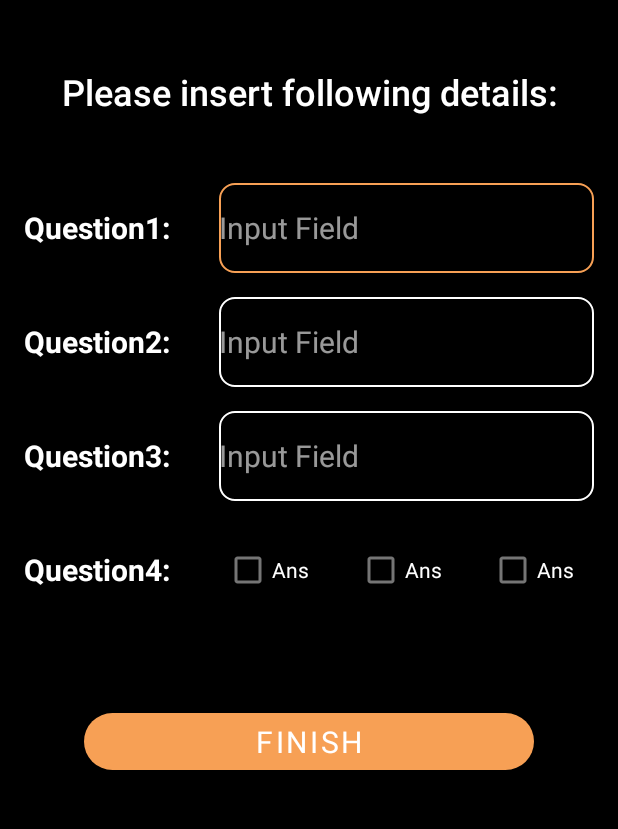
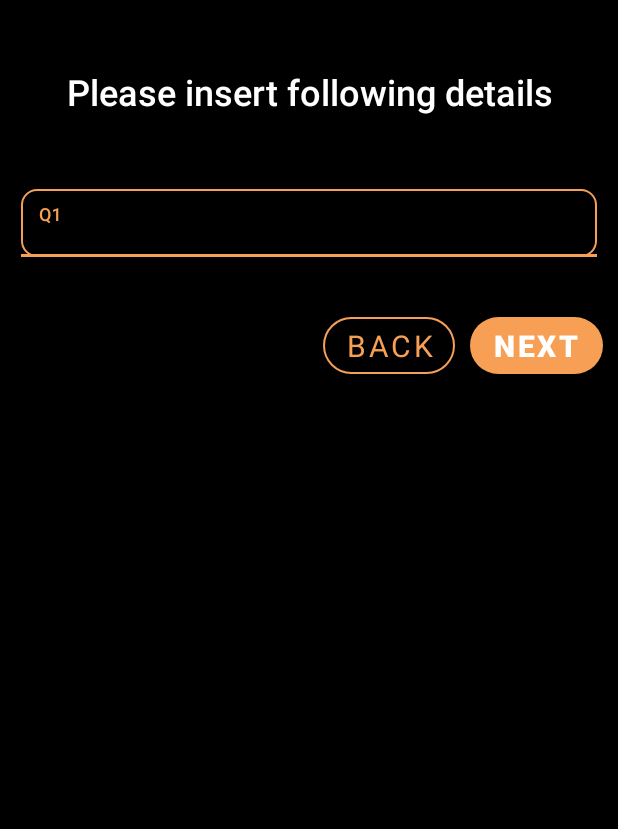
Before and after one commit to Shimoco7/Poll-It, an Android app: the fragment FragmentUserDetails shown on its own in the app's theme, on a phone screen of 412 x 824 dp, the part 369-1198 px from its top. Run offline under Robolectric (Android 15) with nearby library versions, the phone set to English and light mode, and no system bars.

Commit message:
text input size fix

```diff
--- a/app/src/main/res/layout/fragment_register.xml
+++ b/app/src/main/res/layout/fragment_register.xml
@@ -79,7 +79,7 @@
             <com.google.android.material.textfield.TextInputEditText
                 android:id="@+id/register_input_email"
                 android:layout_width="match_parent"
-                android:layout_height="45dp"
+                android:layout_height="60dp"
                 android:background="@drawable/custom_input"
                 android:drawableStart="@drawable/ic_account"
                 android:drawablePadding="14dp"
@@ -88,8 +88,8 @@
                 android:maxLines="1"
                 android:paddingStart="12dp"
                 android:paddingEnd="12dp"
+                android:textColor="@color/white"
                 android:textSize="18dp"
-                android:textColor="@color/white"
                 android:textStyle="bold" />
         </com.google.android.material.textfield.TextInputLayout>
 
@@ -104,12 +104,12 @@
             <com.google.android.material.textfield.TextInputEditText
                 android:id="@+id/register_input_password"
                 android:layout_width="match_parent"
-                android:layout_height="45dp"
+                android:layout_height="60dp"
                 android:background="@drawable/custom_input"
                 android:drawableStart="@drawable/ic_password"
                 android:drawablePadding="14dp"
                 android:fontFamily="sans-serif-light"
-                android:inputType="text"
+                android:inputType="textPassword"
                 android:maxLines="1"
                 android:paddingStart="12dp"
                 android:paddingEnd="12dp"
@@ -130,17 +130,17 @@
             <com.google.android.material.textfield.TextInputEditText
                 android:id="@+id/register_input_confirmpassword"
                 android:layout_width="match_parent"
-                android:layout_height="45dp"
+                android:layout_height="60dp"
                 android:background="@drawable/custom_input"
                 android:drawableStart="@drawable/ic_password"
                 android:drawablePadding="14dp"
                 android:fontFamily="sans-serif-light"
-                android:inputType="text"
+                android:inputType="textPassword"
                 android:maxLines="1"
                 android:paddingStart="12dp"
                 android:paddingEnd="12dp"
+                android:textColor="@color/white"
                 android:textSize="18dp"
-                android:textColor="@color/white"
                 android:textStyle="bold" />
         </com.google.android.material.textfield.TextInputLayout>
 
--- a/app/src/main/res/layout/fragment_signin.xml
+++ b/app/src/main/res/layout/fragment_signin.xml
@@ -61,7 +61,7 @@
                 <com.google.android.material.textfield.TextInputEditText
                     android:id="@+id/login_input_email"
                     android:layout_width="match_parent"
-                    android:layout_height="50dp"
+                    android:layout_height="60dp"
                     android:background="@drawable/custom_input"
                     android:drawableStart="@drawable/ic_account"
                     android:drawablePadding="14dp"
@@ -70,8 +70,8 @@
                     android:maxLines="1"
                     android:paddingStart="12dp"
                     android:paddingEnd="12dp"
+                    android:textColor="@color/white"
                     android:textSize="20dp"
-                    android:textColor="@color/white"
                     android:textStyle="bold" />
             </com.google.android.material.textfield.TextInputLayout>
 
@@ -86,17 +86,17 @@
                 <com.google.android.material.textfield.TextInputEditText
                     android:id="@+id/login_input_password"
                     android:layout_width="match_parent"
-                    android:layout_height="50dp"
+                    android:layout_height="60dp"
                     android:background="@drawable/custom_input"
                     android:drawableStart="@drawable/ic_password"
                     android:drawablePadding="14dp"
                     android:fontFamily="sans-serif-light"
-                    android:inputType="text"
+                    android:inputType="textPassword"
                     android:maxLines="1"
                     android:paddingStart="12dp"
                     android:paddingEnd="12dp"
+                    android:textColor="@color/white"
                     android:textSize="20dp"
-                    android:textColor="@color/white"
                     android:textStyle="bold" />
             </com.google.android.material.textfield.TextInputLayout>
 
--- a/app/src/main/res/layout/fragment_user_details.xml
+++ b/app/src/main/res/layout/fragment_user_details.xml
@@ -24,7 +24,7 @@
         android:layout_marginTop="16dp"
         android:fontFamily="sans-serif-light"
         android:gravity="center"
-        android:text="Please insert following details:"
+        android:text="Please insert following details"
         android:textColor="@color/white"
         android:textSize="24sp"
         android:textStyle="bold"
@@ -32,155 +32,139 @@
         app:layout_constraintStart_toStartOf="parent"
         app:layout_constraintTop_toBottomOf="@+id/userDetails_logo" />
 
-    <TextView
-        android:id="@+id/userDetails_question1"
-        android:layout_width="120dp"
-        android:layout_height="60dp"
-        android:layout_marginStart="16dp"
+
+    <!--    <EditText-->
+    <!--        android:id="@+id/userDetails_input1"-->
+    <!--        android:layout_width="250dp"-->
+    <!--        android:layout_height="60dp"-->
+    <!--        android:layout_marginTop="16dp"-->
+    <!--        android:layout_marginEnd="16dp"-->
+    <!--        android:background="@drawable/custom_input"-->
+    <!--        android:ems="10"-->
+    <!--        android:hint="Input Field"-->
+    <!--        android:inputType="textPersonName"-->
+    <!--        android:textColor="@color/white"-->
+    <!--        android:textColorHint="#99FFFFFF"-->
+    <!--        android:textSize="20sp"-->
+    <!--        app:layout_constraintEnd_toEndOf="parent"-->
+    <!--        app:layout_constraintTop_toBottomOf="@+id/textView" />-->
+
+
+    <androidx.appcompat.widget.LinearLayoutCompat
+        android:id="@+id/linearLayoutCompat3"
+        android:layout_width="match_parent"
+        android:layout_height="wrap_content"
+        android:layout_marginStart="10dp"
         android:layout_marginTop="16dp"
-        android:gravity="center_vertical"
-        android:text="Question1:"
-        android:textColor="@color/white"
-        android:textSize="20sp"
-        android:textStyle="bold"
+        android:layout_marginEnd="10dp"
+        android:orientation="vertical"
+        app:layout_constraintEnd_toEndOf="parent"
+        app:layout_constraintHorizontal_bias="0.0"
         app:layout_constraintStart_toStartOf="parent"
-        app:layout_constraintTop_toBottomOf="@+id/textView" />
+        app:layout_constraintTop_toBottomOf="@+id/textView">
 
-    <TextView
-        android:id="@+id/userDetails_question2"
-        android:layout_width="120dp"
-        android:layout_height="60dp"
-        android:layout_marginStart="16dp"
-        android:layout_marginTop="16dp"
-        android:gravity="center_vertical"
-        android:text="Question2:"
-        android:textColor="@color/white"
-        android:textSize="20sp"
-        android:textStyle="bold"
-        app:layout_constraintStart_toStartOf="parent"
-        app:layout_constraintTop_toBottomOf="@+id/userDetails_question1" />
+        <com.google.android.material.textfield.TextInputLayout
+            android:layout_width="match_parent"
+            android:layout_height="wrap_content"
+            android:layout_margin="4dp"
+            android:fontFamily="sans-serif-light"
+            android:hint="Q1"
+            android:textColorHint="@color/white">
 
-    <TextView
-        android:id="@+id/userDetails_question3"
-        android:layout_width="120dp"
-        android:layout_height="60dp"
-        android:layout_marginStart="16dp"
-        android:layout_marginTop="16dp"
-        android:gravity="center_vertical"
-        android:text="Question3:"
-        android:textColor="@color/white"
-        android:textSize="20sp"
-        android:textStyle="bold"
-        app:layout_constraintStart_toStartOf="parent"
-        app:layout_constraintTop_toBottomOf="@+id/userDetails_question2" />
+            <com.google.android.material.textfield.TextInputEditText
+                android:id="@+id/userDetails_input1"
+                android:layout_width="match_parent"
+                android:layout_height="45dp"
+                android:background="@drawable/custom_input"
+                android:drawablePadding="14dp"
+                android:fontFamily="sans-serif-light"
+                android:inputType="text"
+                android:maxLines="1"
+                android:paddingStart="12dp"
+                android:paddingEnd="12dp"
+                android:textColor="@color/white"
+                android:textSize="18dp"
+                android:textStyle="bold" />
+        </com.google.android.material.textfield.TextInputLayout>
 
-    <TextView
-        android:id="@+id/userDetails_question4"
-        android:layout_width="120dp"
-        android:layout_height="60dp"
-        android:layout_marginStart="16dp"
-        android:layout_marginTop="16dp"
-        android:gravity="center_vertical"
-        android:text="Question4:"
-        android:textColor="@color/white"
-        android:textSize="20sp"
-        android:textStyle="bold"
-        app:layout_constraintStart_toStartOf="parent"
-        app:layout_constraintTop_toBottomOf="@+id/userDetails_question3" />
 
-    <EditText
-        android:id="@+id/userDetails_input1"
-        android:layout_width="250dp"
-        android:layout_height="60dp"
-        android:layout_marginTop="16dp"
-        android:layout_marginEnd="16dp"
-        android:background="@drawable/custom_input"
-        android:ems="10"
-        android:hint="Input Field"
-        android:inputType="textPersonName"
-        android:textColor="@color/white"
-        android:textColorHint="#99FFFFFF"
-        android:textSize="20sp"
-        app:layout_constraintEnd_toEndOf="parent"
-        app:layout_constraintTop_toBottomOf="@+id/textView" />
+    </androidx.appcompat.widget.LinearLayoutCompat>
 
-    <EditText
-        android:id="@+id/userDetails_input2"
-        android:layout_width="250dp"
-        android:layout_height="60dp"
-        android:layout_marginTop="16dp"
-        android:layout_marginEnd="16dp"
-        android:background="@drawable/custom_input"
-        android:ems="10"
-        android:hint="Input Field"
-        android:inputType="textPersonName"
-        android:textColor="@color/white"
-        android:textColorHint="#99FFFFFF"
-        android:textSize="20sp"
-        app:layout_constraintEnd_toEndOf="parent"
-        app:layout_constraintTop_toBottomOf="@+id/userDetails_input1" />
+    <!--    <TextView-->
+    <!--        android:id="@+id/userDetails_question4"-->
+    <!--        android:layout_width="120dp"-->
+    <!--        android:layout_height="60dp"-->
+    <!--        android:gravity="center_vertical"-->
+    <!--        android:text="Question4:"-->
+    <!--        android:textColor="@color/white"-->
+    <!--        android:textSize="20sp"-->
+    <!--        android:textStyle="bold"-->
+    <!--        tools:layout_editor_absoluteX="43dp"-->
+    <!--        tools:layout_editor_absoluteY="452dp"></TextView>-->
 
-    <EditText
-        android:id="@+id/userDetails_input3"
-        android:layout_width="250dp"
-        android:layout_height="60dp"
-        android:layout_marginTop="16dp"
-        android:layout_marginEnd="16dp"
-        android:background="@drawable/custom_input"
-        android:ems="10"
-        android:hint="Input Field"
-        android:inputType="textPersonName"
-        android:textColor="@color/white"
-        android:textColorHint="#99FFFFFF"
-        android:textSize="20sp"
-        app:layout_constraintEnd_toEndOf="parent"
-        app:layout_constraintTop_toBottomOf="@+id/userDetails_input2" />
+    <!--    <CheckBox-->
+    <!--        android:id="@+id/userDetails_cb1"-->
+    <!--        android:layout_width="70dp"-->
+    <!--        android:layout_height="60dp"-->
+    <!--        android:layout_marginStart="16dp"-->
+    <!--        android:text="Ans"-->
+    <!--        android:textColor="@color/white"-->
+    <!--        app:layout_constraintStart_toEndOf="@+id/userDetails_question4"-->
+    <!--        tools:layout_editor_absoluteY="452dp" />-->
 
-    <CheckBox
-        android:id="@+id/userDetails_cb1"
-        android:layout_width="70dp"
-        android:layout_height="60dp"
-        android:layout_marginStart="13dp"
-        android:layout_marginTop="16dp"
-        android:text="Ans"
-        android:textColor="@color/white"
-        app:layout_constraintStart_toEndOf="@+id/userDetails_question4"
-        app:layout_constraintTop_toBottomOf="@+id/userDetails_input3" />
+    <!--    <CheckBox-->
+    <!--        android:id="@+id/userDetails_cb2"-->
+    <!--        android:layout_width="70dp"-->
+    <!--        android:layout_height="60dp"-->
+    <!--        android:text="Ans"-->
+    <!--        android:textColor="@color/white"-->
+    <!--        app:layout_constraintEnd_toStartOf="@+id/userDetails_cb3"-->
+    <!--        app:layout_constraintHorizontal_bias="1.0"-->
+    <!--        app:layout_constraintStart_toEndOf="@+id/userDetails_cb1"-->
+    <!--        tools:layout_editor_absoluteY="452dp" />-->
 
-    <CheckBox
-        android:id="@+id/userDetails_cb2"
-        android:layout_width="70dp"
-        android:layout_height="60dp"
-        android:layout_marginTop="16dp"
-        android:text="Ans"
-        android:textColor="@color/white"
-        app:layout_constraintEnd_toStartOf="@+id/userDetails_cb3"
-        app:layout_constraintStart_toEndOf="@+id/userDetails_cb1"
-        app:layout_constraintTop_toBottomOf="@+id/userDetails_input3" />
 
-    <CheckBox
-        android:id="@+id/userDetails_cb3"
-        android:layout_width="70dp"
-        android:layout_height="60dp"
-        android:layout_marginTop="16dp"
-        android:layout_marginEnd="16dp"
-        android:text="Ans"
-        android:textColor="@color/white"
-        app:layout_constraintEnd_toEndOf="parent"
-        app:layout_constraintTop_toBottomOf="@+id/userDetails_input3" />
+    <!--    <CheckBox-->
+    <!--        android:id="@+id/userDetails_cb3"-->
+    <!--        android:layout_width="70dp"-->
+    <!--        android:layout_height="60dp"-->
+    <!--        android:layout_marginEnd="8dp"-->
+    <!--        android:text="Ans"-->
+    <!--        android:textColor="@color/white"-->
+    <!--        app:layout_constraintEnd_toEndOf="parent"-->
+    <!--        app:layout_constraintStart_toEndOf="@+id/userDetails_cb2"-->
+    <!--        tools:layout_editor_absoluteY="452dp" />-->
 
-    <Button
-        android:id="@+id/userDetails_finish_btn"
-        android:layout_width="300dp"
+
+    <com.google.android.material.button.MaterialButton
+        android:id="@+id/userDetails_next_btn"
+        android:layout_width="wrap_content"
         android:layout_height="50dp"
-        android:layout_marginTop="32dp"
-        android:layout_marginBottom="32dp"
-        android:fontFamily="sans-serif"
-        android:text="FINISH"
+        android:layout_marginTop="30dp"
+        android:layout_marginEnd="10dp"
+        android:fontFamily="sans-serif-black"
+        android:text="NEXT"
         android:textSize="20sp"
         app:cornerRadius="35dp"
-        app:layout_constraintBottom_toBottomOf="parent"
         app:layout_constraintEnd_toEndOf="parent"
-        app:layout_constraintStart_toStartOf="parent"
-        app:layout_constraintTop_toBottomOf="@+id/userDetails_question4" />
+        app:layout_constraintTop_toBottomOf="@+id/linearLayoutCompat3" />
+
+    <com.google.android.material.button.MaterialButton
+        android:id="@+id/userDetails_back_btn"
+        style="@style/Widget.MaterialComponents.Button.TextButton"
+        android:layout_width="wrap_content"
+        android:layout_height="50dp"
+        android:layout_marginTop="30dp"
+        android:layout_marginEnd="10dp"
+        android:backgroundTint="@color/black"
+        android:fontFamily="sans-serif"
+        android:text="BACK"
+        android:textSize="20sp"
+        app:cornerRadius="35dp"
+        app:layout_constraintEnd_toStartOf="@+id/userDetails_next_btn"
+        app:layout_constraintTop_toBottomOf="@+id/linearLayoutCompat3"
+        app:strokeColor="@color/primeOrng"
+        app:strokeWidth="1dp" />
+
+
 </androidx.constraintlayout.widget.ConstraintLayout>
```
